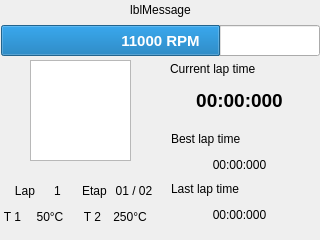
Before: the Qt Designer form uc_projets/openchrono/gui_qt/openchrono_trunk/ui/mainwin.ui in BackupTheBerlios/openphysic-svn, drawn with Qt 5.
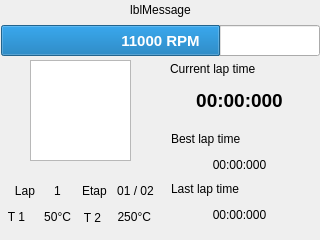
After: the same form once the commit is applied. Custom widgets are drawn as their Qt base class.

Patch:
```diff
--- a/uc_projets/openchrono/gui_qt/openchrono_trunk/ui/mainwin.ui
+++ b/uc_projets/openchrono/gui_qt/openchrono_trunk/ui/mainwin.ui
@@ -134,10 +134,10 @@
   <widget class="QLabel" name="lbl2Temp2" >
    <property name="geometry" >
     <rect>
-     <x>84</x>
+     <x>81</x>
      <y>208</y>
-     <width>17</width>
-     <height>18</height>
+     <width>20</width>
+     <height>20</height>
     </rect>
    </property>
    <property name="sizePolicy" >
@@ -183,7 +183,7 @@
     <string>250°C</string>
    </property>
    <property name="alignment" >
-    <set>Qt::AlignCenter</set>
+    <set>Qt::AlignRight|Qt::AlignTrailing|Qt::AlignVCenter</set>
    </property>
   </widget>
   <widget class="QLabel" name="lbl2Tmp1" >
@@ -191,7 +191,7 @@
     <rect>
      <x>4</x>
      <y>208</y>
-     <width>17</width>
+     <width>21</width>
      <height>18</height>
     </rect>
    </property>
@@ -238,7 +238,7 @@
     <string>50°C</string>
    </property>
    <property name="alignment" >
-    <set>Qt::AlignCenter</set>
+    <set>Qt::AlignRight|Qt::AlignTrailing|Qt::AlignVCenter</set>
    </property>
   </widget>
   <widget class="QLabel" name="lbl2Lap" >
@@ -301,7 +301,7 @@
     <rect>
      <x>115</x>
      <y>182</y>
-     <width>38</width>
+     <width>41</width>
      <height>18</height>
     </rect>
    </property>
```
